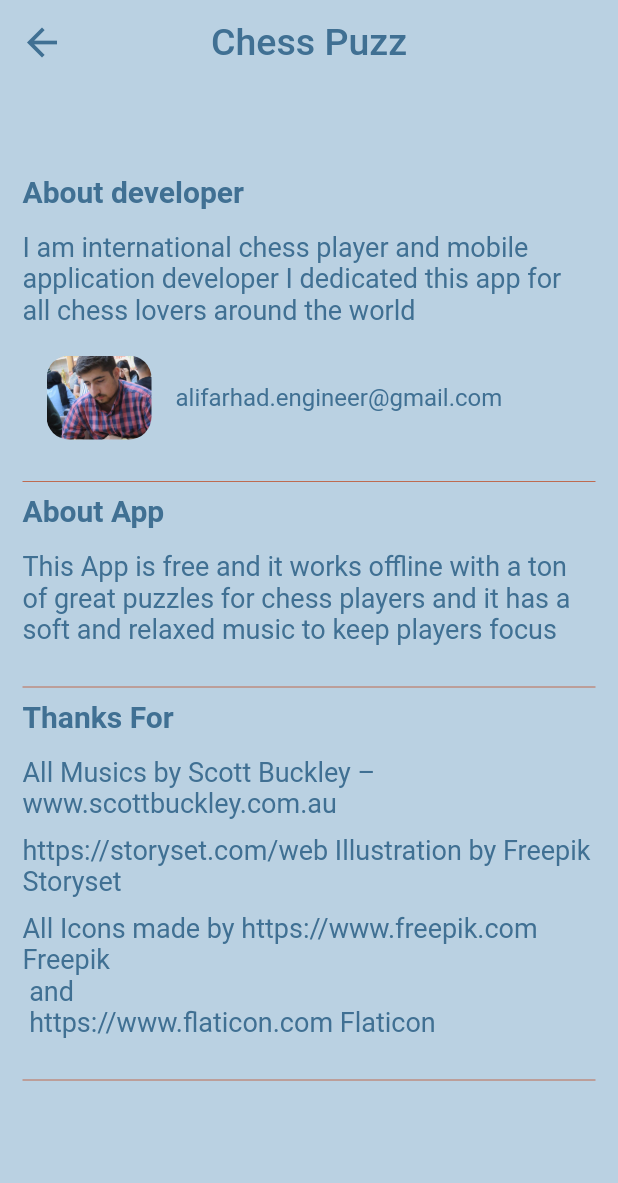
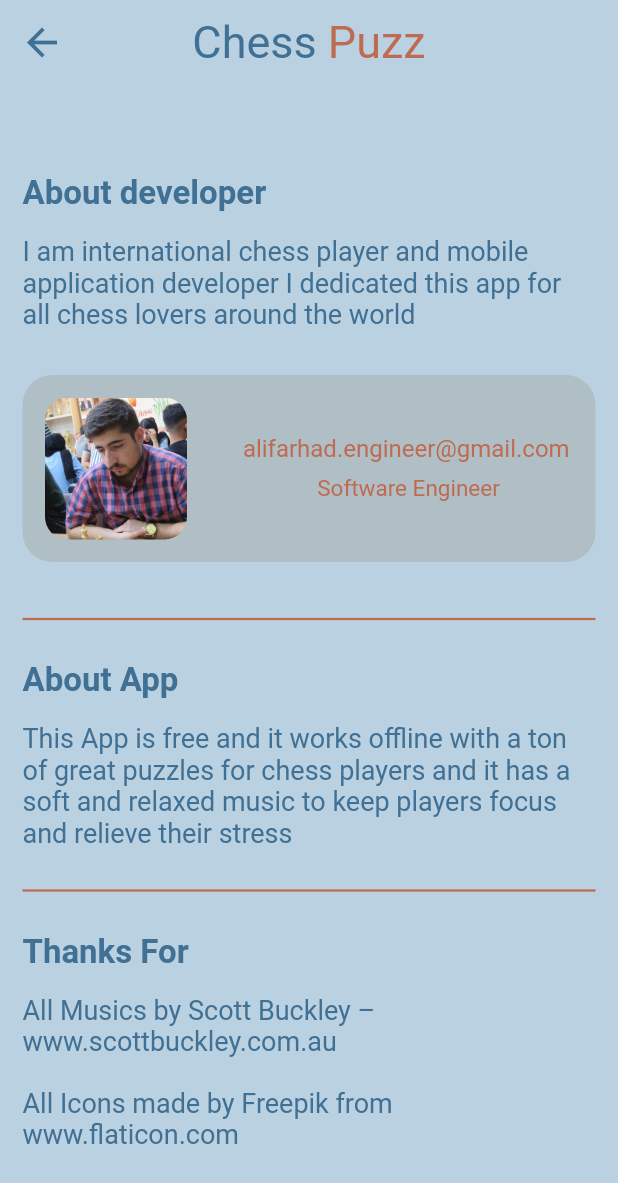
Before and after one commit to 1-Ali-1/ChessPuzz, a Flutter app: the AboutApp screen opened directly, on a phone screen of 412 x 824 dp. Shown: the top 1183 px of the screen. Run offline on Flutter 3.47's test engine with Material 2 defaults, Android fonts, the phone set to English and light mode, and no system bars; our stand-ins replace animated_text_kit, assets_audio_player, double_back_to_close, flutter_local_notifications, flutter_spinkit, google_fonts and 5 more; missing offline and left inert: animated_drawer, chess, fancy_on_boarding, flutter_stateless_chessboard, giffy_dialog; accounts and stored records are empty; Roboto replaces fonts that are missing (Ubuntu).

Commit message:
ready published app

```diff
--- a/lib/constants.dart
+++ b/lib/constants.dart
@@ -1,6 +1,4 @@
 import 'package:flutter/material.dart';
-
-
 
 const Color kPrimary_color = Color(0xFFDAEAEC);
 const Color kSecondary_color = Color(0xFF407093);
@@ -24,7 +22,7 @@ const Color kredWhite = Color(0xFFF0D8BF);
 const Color ktournmentblack = Color(0xFF48916A);
 const Color ktournmentwhite = Color(0xFFE6E8E5);
 
-const Color kpinkblack = Color(0xFFDFA4C8);
+const Color kpinkblack = Color(0xFFDA81B7);
 const Color kpinkwhite = Color(0xFFFFFFFF);
 
 const Color kswitch = Color(0xFFBE6B51);
--- a/lib/screens/Home.dart
+++ b/lib/screens/Home.dart
@@ -16,7 +16,7 @@ class Home extends StatefulWidget {
 class _HomeState extends State<Home> {
   @override
   void initState() {
-    // Provider.of<notifications>(context, listen: false).initialize();
+     Provider.of<notifications>(context, listen: false).initialize();
 
     super.initState();
   }
@@ -31,8 +31,8 @@ class _HomeState extends State<Home> {
           backgroundColor: Color(0xFF407093),
           shadowColor: Colors.transparent,
         ),
-        //here Consumer<notifications>
-        body: Consumer(
+
+        body: Consumer<notifications>(
           builder: (context, model, _) => Padding(
             padding: const EdgeInsets.symmetric(horizontal: 10.0),
             child: Column(
--- a/lib/screens/about_app.dart
+++ b/lib/screens/about_app.dart
@@ -6,6 +6,8 @@ class AboutApp extends StatelessWidget {
 
   @override
   Widget build(BuildContext context) {
+    Size size = MediaQuery.of(context).size;
+    print(size.width);
     return Scaffold(
       backgroundColor: kthird_color,
       appBar: AppBar(
@@ -21,9 +23,19 @@ class AboutApp extends StatelessWidget {
         ),
         backgroundColor: kthird_color,
         elevation: 0.0,
-        title: Text(
-          'Chess Puzz',
-          style: TextStyle(color: kSecondary_color, fontSize: 25.0),
+        title: RichText(
+          text: TextSpan(
+            children: [
+              TextSpan(
+                text: 'Chess',
+                style: TextStyle(color: kSecondary_color, fontSize: 30.0),
+              ),
+              TextSpan(
+                text: ' Puzz',
+                style: TextStyle(color: kswitch, fontSize: 30.0),
+              )
+            ],
+          ),
         ),
         centerTitle: true,
       ),
@@ -41,7 +53,7 @@ class AboutApp extends StatelessWidget {
                     'About developer',
                     style: TextStyle(
                         color: kSecondary_color,
-                        fontSize: 20.0,
+                        fontSize: 22.0,
                         fontWeight: FontWeight.bold),
                   ),
                   SizedBox(
@@ -52,41 +64,79 @@ class AboutApp extends StatelessWidget {
                     style: TextStyle(color: kSecondary_color, fontSize: 18.0),
                   ),
                   SizedBox(
-                    height: 20,
+                    height: 30,
                   ),
-                  ListTile(
-                    leading: ClipRRect(
+                  Container(
+                    decoration: BoxDecoration(
+                        color: Colors.blueGrey[200],
+                        borderRadius: BorderRadius.all(Radius.circular(20))),
+                    child: Row(children: [
+                      Expanded(
+                        flex: 1,
+                        child: Padding(
+                          padding: const EdgeInsets.all(15.0),
+                          child: ClipRRect(
                             borderRadius: BorderRadius.all(Radius.circular(15)),
                             child: Image.asset(
                               'assets/img/ali.jpg',
-                        height: 70,
-                        width: 70,
                               fit: BoxFit.cover,
                             ),
                           ),
-                    title: SelectableText(
+                        ),
+                      ),
+                      size.width < 500
+                          ? SizedBox(
+                              width: 8,
+                            )
+                          : SizedBox(
+                              width: 30,
+                            ),
+                      Expanded(
+                        flex: 2,
+                        child: Column(
+                          children: [
+                            SelectableText(
                               'alifarhad.engineer@gmail.com',
-                      style: TextStyle(color: kSecondary_color, fontSize: 16.0),
+                              style: TextStyle(
+                                  color: kswitch,
+                                  fontSize: size.width > 500 ? 22.0 : 16),
                             ),
+                            SizedBox(
+                              height: 8,
+                            ),
+                            Text(
+                              'Software Engineer',
+                              style: TextStyle(
+                                  color: kswitch,
+                                  fontSize: size.width > 500 ? 16 : 15),
+                            ),
+                          ],
+                        ),
+                      ),
+                    ]),
+                  ),
+                  SizedBox(
+                    height: 30,
+                  ),
+                  Divider(
+                    color: kswitch,
+                    thickness: 1.5,
                   ),
                   SizedBox(
                     height: 20,
-                  ),
-                  Divider(
-                    color: kswitch,
                   ),
                   Text(
                     'About App',
                     style: TextStyle(
                         color: kSecondary_color,
-                        fontSize: 20.0,
+                        fontSize: 22.0,
                         fontWeight: FontWeight.bold),
                   ),
                   SizedBox(
                     height: 15,
                   ),
                   Text(
-                    'This App is free and it works offline with a ton of great puzzles for chess players and it has a soft and relaxed music to keep players focus',
+                    'This App is free and it works offline with a ton of great puzzles for chess players and it has a soft and relaxed music to keep players focus and relieve their stress',
                     style: TextStyle(color: kSecondary_color, fontSize: 18.0),
                   ),
                   SizedBox(
@@ -94,12 +144,16 @@ class AboutApp extends StatelessWidget {
                   ),
                   Divider(
                     color: kswitch,
+                    thickness: 1.5,
+                  ),
+                  SizedBox(
+                    height: 20,
                   ),
                   Text(
                     'Thanks For',
                     style: TextStyle(
                         color: kSecondary_color,
-                        fontSize: 20.0,
+                        fontSize: 22.0,
                         fontWeight: FontWeight.bold),
                   ),
                   SizedBox(
@@ -112,22 +166,15 @@ class AboutApp extends StatelessWidget {
                   SizedBox(
                     height: 10,
                   ),
-                  SelectableText(
-                    'https://storyset.com/web Illustration by Freepik Storyset',
-                    style: TextStyle(color: kSecondary_color, fontSize: 18.0),
-                  ),
                   SizedBox(
                     height: 10,
                   ),
                   SelectableText(
-                    'All Icons made by https://www.freepik.com Freepik \n and \n https://www.flaticon.com Flaticon',
+                    "All Icons made by Freepik from www.flaticon.com",
                     style: TextStyle(color: kSecondary_color, fontSize: 18.0),
                   ),
                   SizedBox(
                     height: 20,
-                  ),
-                  Divider(
-                    color: kswitch,
                   ),
                 ],
               ),
--- a/pubspec.yaml
+++ b/pubspec.yaml
@@ -31,11 +31,11 @@ dev_dependencies:
     sdk: flutter
   animated_drawer: ^0.0.4
   animated_text_kit: ^4.2.0
-  # assets_audio_player: 3.0.2
+  assets_audio_player: 3.0.3+6
   double_back_to_close: ^2.0.0
   fancy_on_boarding: ^1.7.0
   flutter_launcher_icons: ^0.9.0
-  # flutter_local_notifications: 5.0.0
+  flutter_local_notifications: 8.0.0
   flutter_native_splash: null
   flutter_spinkit: ^5.0.0
   flutter_stateless_chessboard: ^0.0.6
```
Also changed, not shown: lib/main.dart (+4 -4 lines), lib/screens/puzzle.dart (+70 -70 lines), lib/services/notification.dart (+38 -38 lines), lib/widget/tempScreen.dart (+18 -18 lines), pubspec.lock, 1 other file. Lines whose indentation alone changed are shown as unchanged.
